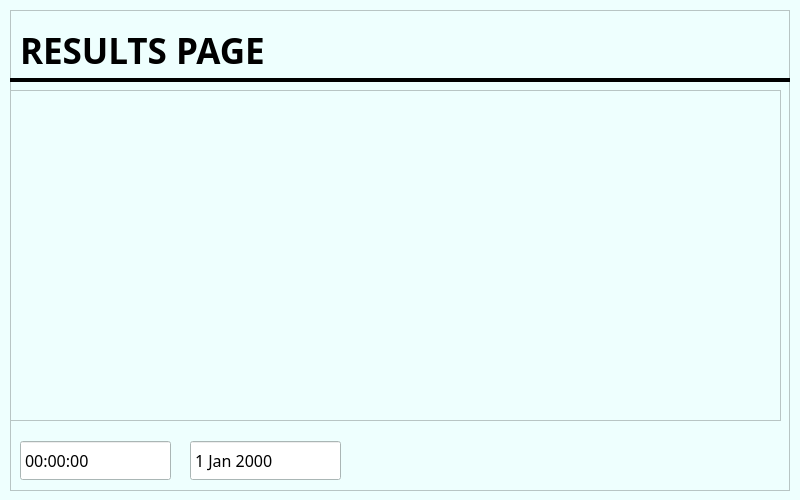
Old version of the form ASRTProgramGUI.ui in the repository steuberj/Airline-Status-Reliability-Tracker.
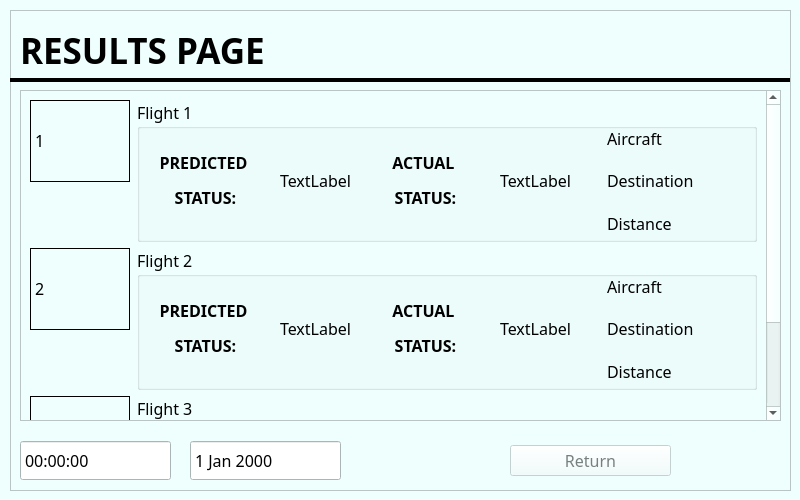
New version of the form. The open tabs and pages were chosen to show the change. Icons and pictures are not drawn.

Commit message: Finished GUI and compiled .py file

Patch:
```diff
--- a/ASRTProgramGUI.ui
+++ b/ASRTProgramGUI.ui
@@ -10,6 +10,12 @@
     <height>500</height>
    </rect>
   </property>
+  <property name="sizePolicy">
+   <sizepolicy hsizetype="Fixed" vsizetype="Fixed">
+    <horstretch>0</horstretch>
+    <verstretch>0</verstretch>
+   </sizepolicy>
+  </property>
   <property name="minimumSize">
    <size>
     <width>800</width>
@@ -940,7 +946,7 @@
        <rect>
         <x>10</x>
         <y>10</y>
-        <width>780</width>
+        <width>781</width>
         <height>481</height>
        </rect>
       </property>
@@ -1054,9 +1060,9 @@
       <widget class="QScrollArea" name="scrollArea">
        <property name="geometry">
         <rect>
-         <x>0</x>
+         <x>10</x>
          <y>80</y>
-         <width>771</width>
+         <width>761</width>
          <height>331</height>
         </rect>
        </property>
@@ -1068,12 +1074,517 @@
          <rect>
           <x>0</x>
           <y>0</y>
-          <width>769</width>
-          <height>329</height>
+          <width>742</width>
+          <height>476</height>
          </rect>
         </property>
+        <layout class="QVBoxLayout" name="verticalLayout_2">
+         <item>
+          <layout class="QGridLayout" name="gridLayout">
+           <property name="horizontalSpacing">
+            <number>7</number>
+           </property>
+           <item row="1" column="0">
+            <widget class="QLabel" name="flight1Icon">
+             <property name="sizePolicy">
+              <sizepolicy hsizetype="Fixed" vsizetype="Fixed">
+               <horstretch>0</horstretch>
+               <verstretch>0</verstretch>
+              </sizepolicy>
+             </property>
+             <property name="minimumSize">
+              <size>
+               <width>82</width>
+               <height>82</height>
+              </size>
+             </property>
+             <property name="maximumSize">
+              <size>
+               <width>100</width>
+               <height>100</height>
+              </size>
+             </property>
+             <property name="frameShape">
+              <enum>QFrame::Box</enum>
+             </property>
+             <property name="text">
+              <string>&lt;html&gt;&lt;head/&gt;&lt;body&gt;&lt;p&gt;&lt;img src=&quot;:/Basic/misc logos/airplane.png&quot;/&gt; 1 &lt;/p&gt;&lt;/body&gt;&lt;/html&gt;</string>
+             </property>
+            </widget>
+           </item>
+           <item row="5" column="0">
+            <widget class="QLabel" name="flight3Icon">
+             <property name="minimumSize">
+              <size>
+               <width>82</width>
+               <height>82</height>
+              </size>
+             </property>
+             <property name="maximumSize">
+              <size>
+               <width>100</width>
+               <height>100</height>
+              </size>
+             </property>
+             <property name="frameShape">
+              <enum>QFrame::Box</enum>
+             </property>
+             <property name="text">
+              <string>&lt;html&gt;&lt;head/&gt;&lt;body&gt;&lt;p&gt;&lt;img src=&quot;:/Basic/misc logos/airplane.png&quot;/&gt; 3&lt;/p&gt;&lt;/body&gt;&lt;/html&gt;</string>
+             </property>
+            </widget>
+           </item>
+           <item row="3" column="0">
+            <widget class="QLabel" name="flight2Icon">
+             <property name="sizePolicy">
+              <sizepolicy hsizetype="Fixed" vsizetype="Fixed">
+               <horstretch>0</horstretch>
+               <verstretch>0</verstretch>
+              </sizepolicy>
+             </property>
+             <property name="minimumSize">
+              <size>
+               <width>82</width>
+               <height>82</height>
+              </size>
+             </property>
+             <property name="maximumSize">
+              <size>
+               <width>100</width>
+               <height>100</height>
+              </size>
+             </property>
+             <property name="frameShape">
+              <enum>QFrame::Box</enum>
+             </property>
+             <property name="text">
+              <string>&lt;html&gt;&lt;head/&gt;&lt;body&gt;&lt;p&gt;&lt;img src=&quot;:/Basic/misc logos/airplane.png&quot;/&gt; 2&lt;/p&gt;&lt;/body&gt;&lt;/html&gt;</string>
+             </property>
+            </widget>
+           </item>
+           <item row="4" column="0">
+            <spacer name="verticalSpacer_2">
+             <property name="orientation">
+              <enum>Qt::Vertical</enum>
+             </property>
+             <property name="sizeType">
+              <enum>QSizePolicy::Fixed</enum>
+             </property>
+             <property name="sizeHint" stdset="0">
+              <size>
+               <width>20</width>
+               <height>60</height>
+              </size>
+             </property>
+            </spacer>
+           </item>
+           <item row="5" column="1" rowspan="2">
+            <widget class="QGroupBox" name="flight3GridLayout">
+             <property name="title">
+              <string>Flight 3</string>
+             </property>
+             <widget class="QWidget" name="horizontalLayoutWidget_6">
+              <property name="geometry">
+               <rect>
+                <x>0</x>
+                <y>20</y>
+                <width>607</width>
+                <height>121</height>
+               </rect>
+              </property>
+              <layout class="QHBoxLayout" name="flight3HorizontalLayout">
+               <item>
+                <widget class="QLabel" name="flight3PredictedStatusLabel">
+                 <property name="text">
+                  <string>&lt;html&gt;&lt;head/&gt;&lt;body&gt;&lt;p align=&quot;center&quot;&gt;&lt;span style=&quot; font-weight:600;&quot;&gt;PREDICTED &lt;/span&gt;&lt;/p&gt;&lt;p align=&quot;center&quot;&gt;&lt;span style=&quot; font-weight:600;&quot;&gt;STATUS:&lt;/span&gt;&lt;/p&gt;&lt;/body&gt;&lt;/html&gt;</string>
+                 </property>
+                </widget>
+               </item>
+               <item>
+                <widget class="QLabel" name="flight3PredictedStatusMain">
+                 <property name="sizePolicy">
+                  <sizepolicy hsizetype="Maximum" vsizetype="Preferred">
+                   <horstretch>0</horstretch>
+                   <verstretch>0</verstretch>
+                  </sizepolicy>
+                 </property>
+                 <property name="text">
+                  <string>TextLabel</string>
+                 </property>
+                 <property name="textFormat">
+                  <enum>Qt::PlainText</enum>
+                 </property>
+                </widget>
+               </item>
+               <item>
+                <widget class="QLabel" name="flight3ActualStatusLabel">
+                 <property name="text">
+                  <string>&lt;html&gt;&lt;head/&gt;&lt;body&gt;&lt;p align=&quot;center&quot;&gt;&lt;span style=&quot; font-weight:600;&quot;&gt;ACTUAL &lt;/span&gt;&lt;/p&gt;&lt;p align=&quot;center&quot;&gt;&lt;span style=&quot; font-weight:600;&quot;&gt;STATUS:&lt;/span&gt;&lt;/p&gt;&lt;/body&gt;&lt;/html&gt;</string>
+                 </property>
+                </widget>
+               </item>
+               <item>
+                <widget class="QLabel" name="flight3ActualStatusMain">
+                 <property name="sizePolicy">
+                  <sizepolicy hsizetype="Maximum" vsizetype="Preferred">
+                   <horstretch>0</horstretch>
+                   <verstretch>0</verstretch>
+                  </sizepolicy>
+                 </property>
+                 <property name="text">
+                  <string>TextLabel</string>
+                 </property>
+                 <property name="textFormat">
+                  <enum>Qt::PlainText</enum>
+                 </property>
+                </widget>
+               </item>
+               <item>
+                <spacer name="flight3VerticalSpacer">
+                 <property name="orientation">
+                  <enum>Qt::Vertical</enum>
+                 </property>
+                 <property name="sizeHint" stdset="0">
+                  <size>
+                   <width>30</width>
+                   <height>30</height>
+                  </size>
+                 </property>
+                </spacer>
+               </item>
+               <item>
+                <layout class="QGridLayout" name="flight3DetailsGridLayout">
+                 <item row="4" column="0">
+                  <widget class="QLabel" name="distanceLabel1_7">
+                   <property name="text">
+                    <string>Distance</string>
+                   </property>
+                  </widget>
+                 </item>
+                 <item row="3" column="0">
+                  <widget class="QLabel" name="destinationLabel1_7">
+                   <property name="text">
+                    <string>Destination</string>
+                   </property>
+                  </widget>
+                 </item>
+                 <item row="2" column="0">
+                  <widget class="QLabel" name="aircraftLabel1_7">
+                   <property name="text">
+                    <string>Aircraft</string>
+                   </property>
+                  </widget>
+                 </item>
+                </layout>
+               </item>
+              </layout>
+             </widget>
+            </widget>
+           </item>
+           <item row="2" column="0">
+            <spacer name="verticalSpacer_1">
+             <property name="orientation">
+              <enum>Qt::Vertical</enum>
+             </property>
+             <property name="sizeType">
+              <enum>QSizePolicy::Fixed</enum>
+             </property>
+             <property name="sizeHint" stdset="0">
+              <size>
+               <width>20</width>
+               <height>60</height>
+              </size>
+             </property>
+            </spacer>
+           </item>
+           <item row="6" column="0">
+            <spacer name="verticalSpacer_3">
+             <property name="orientation">
+              <enum>Qt::Vertical</enum>
+             </property>
+             <property name="sizeType">
+              <enum>QSizePolicy::Fixed</enum>
+             </property>
+             <property name="sizeHint" stdset="0">
+              <size>
+               <width>20</width>
+               <height>60</height>
+              </size>
+             </property>
+            </spacer>
+           </item>
+           <item row="1" column="1" rowspan="2">
+            <widget class="QGroupBox" name="flight1GridLayout">
+             <property name="title">
+              <string>Flight 1</string>
+             </property>
+             <widget class="QWidget" name="horizontalLayoutWidget_2">
+              <property name="geometry">
+               <rect>
+                <x>0</x>
+                <y>20</y>
+                <width>607</width>
+                <height>121</height>
+               </rect>
+              </property>
+              <layout class="QHBoxLayout" name="flight1HorizontalLayout">
+               <item>
+                <widget class="QLabel" name="flight1PredictedStatusLabel">
+                 <property name="text">
+                  <string>&lt;html&gt;&lt;head/&gt;&lt;body&gt;&lt;p align=&quot;center&quot;&gt;&lt;span style=&quot; font-weight:600;&quot;&gt;PREDICTED &lt;/span&gt;&lt;/p&gt;&lt;p align=&quot;center&quot;&gt;&lt;span style=&quot; font-weight:600;&quot;&gt;STATUS:&lt;/span&gt;&lt;/p&gt;&lt;/body&gt;&lt;/html&gt;</string>
+                 </property>
+                </widget>
+               </item>
+               <item>
+                <widget class="QLabel" name="flight1PredictedStatusMain">
+                 <property name="sizePolicy">
+                  <sizepolicy hsizetype="Maximum" vsizetype="Preferred">
+                   <horstretch>0</horstretch>
+                   <verstretch>0</verstretch>
+                  </sizepolicy>
+                 </property>
+                 <property name="text">
+                  <string>TextLabel</string>
+                 </property>
+                 <property name="textFormat">
+                  <enum>Qt::PlainText</enum>
+                 </property>
+                </widget>
+               </item>
+               <item>
+                <widget class="QLabel" name="flight1ActualStatusLabel">
+                 <property name="text">
+                  <string>&lt;html&gt;&lt;head/&gt;&lt;body&gt;&lt;p align=&quot;center&quot;&gt;&lt;span style=&quot; font-weight:600;&quot;&gt;ACTUAL &lt;/span&gt;&lt;/p&gt;&lt;p align=&quot;center&quot;&gt;&lt;span style=&quot; font-weight:600;&quot;&gt;STATUS:&lt;/span&gt;&lt;/p&gt;&lt;/body&gt;&lt;/html&gt;</string>
+                 </property>
+                </widget>
+               </item>
+               <item>
+                <widget class="QLabel" name="flight1ActualStatusMain">
+                 <property name="sizePolicy">
+                  <sizepolicy hsizetype="Maximum" vsizetype="Preferred">
+                   <horstretch>0</horstretch>
+                   <verstretch>0</verstretch>
+                  </sizepolicy>
+                 </property>
+                 <property name="text">
+                  <string>TextLabel</string>
+                 </property>
+                 <property name="textFormat">
+                  <enum>Qt::PlainText</enum>
+                 </property>
+                </widget>
+               </item>
+               <item>
+                <spacer name="flight1VerticalSpacer">
+                 <property name="orientation">
+                  <enum>Qt::Vertical</enum>
+                 </property>
+                 <property name="sizeHint" stdset="0">
+                  <size>
+                   <width>30</width>
+                   <height>30</height>
+                  </size>
+                 </property>
+                </spacer>
+               </item>
+               <item>
+                <layout class="QGridLayout" name="flight1DetailsGridLayout">
+                 <item row="3" column="0">
+                  <widget class="QLabel" name="flight1Distance">
+                   <property name="text">
+                    <string>Distance</string>
+                   </property>
+                  </widget>
+                 </item>
+                 <item row="2" column="0">
+                  <widget class="QLabel" name="flight1Destination">
+                   <property name="text">
+                    <string>Destination</string>
+                   </property>
+                  </widget>
+                 </item>
+                 <item row="0" column="0">
+                  <widget class="QLabel" name="flight1Aircraft">
+                   <property name="text">
+                    <string>Aircraft</string>
+                   </property>
+                  </widget>
+                 </item>
+                </layout>
+               </item>
+              </layout>
+             </widget>
+            </widget>
+           </item>
+           <item row="3" column="1" rowspan="2">
+            <widget class="QGroupBox" name="flight2GridLayout">
+             <property name="title">
+              <string>Flight 2</string>
+             </property>
+             <widget class="QWidget" name="horizontalLayoutWidget_4">
+              <property name="geometry">
+               <rect>
+                <x>0</x>
+                <y>20</y>
+                <width>607</width>
+                <height>121</height>
+               </rect>
+              </property>
+              <layout class="QHBoxLayout" name="horizontalLayout_4">
+               <item>
+                <widget class="QLabel" name="flight2PredictedStatusLabel">
+                 <property name="text">
+                  <string>&lt;html&gt;&lt;head/&gt;&lt;body&gt;&lt;p align=&quot;center&quot;&gt;&lt;span style=&quot; font-weight:600;&quot;&gt;PREDICTED &lt;/span&gt;&lt;/p&gt;&lt;p align=&quot;center&quot;&gt;&lt;span style=&quot; font-weight:600;&quot;&gt;STATUS:&lt;/span&gt;&lt;/p&gt;&lt;/body&gt;&lt;/html&gt;</string>
+                 </property>
+                </widget>
+               </item>
+               <item>
+                <widget class="QLabel" name="flight2PredictedStatusMain">
+                 <property name="sizePolicy">
+                  <sizepolicy hsizetype="Maximum" vsizetype="Preferred">
+                   <horstretch>0</horstretch>
+                   <verstretch>0</verstretch>
+                  </sizepolicy>
+                 </property>
+                 <property name="text">
+                  <string>TextLabel</string>
+                 </property>
+                 <property name="textFormat">
+                  <enum>Qt::PlainText</enum>
+                 </property>
+                </widget>
+               </item>
+               <item>
+                <widget class="QLabel" name="flight2ActualStatusLabel">
+                 <property name="text">
+                  <string>&lt;html&gt;&lt;head/&gt;&lt;body&gt;&lt;p align=&quot;center&quot;&gt;&lt;span style=&quot; font-weight:600;&quot;&gt;ACTUAL &lt;/span&gt;&lt;/p&gt;&lt;p align=&quot;center&quot;&gt;&lt;span style=&quot; font-weight:600;&quot;&gt;STATUS:&lt;/span&gt;&lt;/p&gt;&lt;/body&gt;&lt;/html&gt;</string>
+                 </property>
+                </widget>
+               </item>
+               <item>
+                <widget class="QLabel" name="flight2ActualStatusMain">
+                 <property name="sizePolicy">
+                  <sizepolicy hsizetype="Maximum" vsizetype="Preferred">
+                   <horstretch>0</horstretch>
+                   <verstretch>0</verstretch>
+                  </sizepolicy>
+                 </property>
+                 <property name="text">
+                  <string>TextLabel</string>
+                 </property>
+                 <property name="textFormat">
+                  <enum>Qt::PlainText</enum>
+                 </property>
+                </widget>
+               </item>
+               <item>
+                <spacer name="flight2VerticalSpacer">
+                 <property name="orientation">
+                  <enum>Qt::Vertical</enum>
+                 </property>
+                 <property name="sizeHint" stdset="0">
+                  <size>
+                   <width>30</width>
+                   <height>30</height>
+                  </size>
+                 </property>
+                </spacer>
+               </item>
+               <item>
+                <layout class="QGridLayout" name="flight2DetailsGridLayout">
+                 <item row="3" column="0">
+                  <widget class="QLabel" name="flight2Destination">
+                   <property name="text">
+                    <string>Destination</string>
+                   </property>
+                  </widget>
+                 </item>
+                 <item row="4" column="0">
+                  <widget class="QLabel" name="flight2Distance">
+                   <property name="text">
+                    <string>Distance</string>
+                   </property>
+                  </widget>
+                 </item>
+                 <item row="2" column="0">
+                  <widget class="QLabel" name="flight2Aircraft">
+                   <property name="text">
+                    <string>Aircraft</string>
+                   </property>
+                  </widget>
+                 </item>
+                </layout>
+               </item>
+              </layout>
+             </widget>
+            </widget>
+           </item>
+          </layout>
+         </item>
+        </layout>
        </widget>
       </widget>
+      <widget class="QWidget" name="horizontalLayoutWidget_5">
+       <property name="geometry">
+        <rect>
+         <x>500</x>
+         <y>430</y>
+         <width>161</width>
+         <height>41</height>
+        </rect>
+       </property>
+       <layout class="QHBoxLayout" name="RtoLPageButtonLayout">
+        <item>
+         <widget class="QPushButton" name="RtoLPageButton">
+          <property name="enabled">
+           <bool>false</bool>
+          </property>
+          <property name="sizePolicy">
+           <sizepolicy hsizetype="Minimum" vsizetype="Fixed">
+            <horstretch>0</horstretch>
+            <verstretch>0</verstretch>
+           </sizepolicy>
+          </property>
+          <property name="baseSize">
+           <size>
+            <width>0</width>
+            <height>20</height>
+           </size>
+          </property>
+          <property name="mouseTracking">
+           <bool>false</bool>
+          </property>
+          <property name="acceptDrops">
+           <bool>false</bool>
+          </property>
+          <property name="autoFillBackground">
+           <bool>false</bool>
+          </property>
+          <property name="text">
+           <string>Return</string>
+          </property>
+          <property name="shortcut">
+           <string>Space</string>
+          </property>
+          <property name="checkable">
+           <bool>false</bool>
+          </property>
+          <property name="checked">
+           <bool>false</bool>
+          </property>
+          <property name="autoDefault">
+           <bool>false</bool>
+          </property>
+          <property name="default">
+           <bool>false</bool>
+          </property>
+          <property name="flat">
+           <bool>false</bool>
+          </property>
+         </widget>
+        </item>
+       </layout>
+      </widget>
      </widget>
     </widget>
    </widget>
```
Left out of the diff: 57 changed lines with no effect on the pictures. The commit also changes 1 other file.
